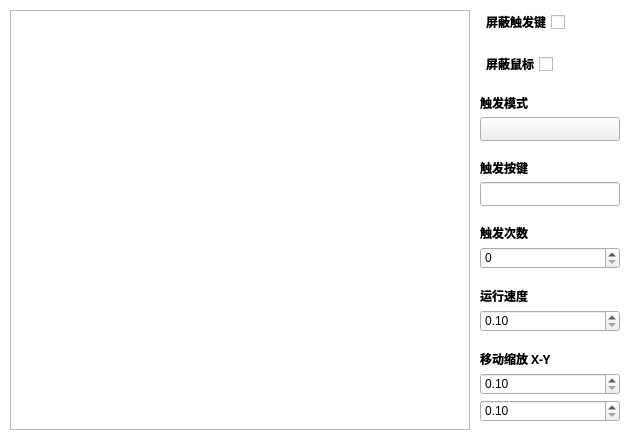
ChiyukiGana/Quickinput, file source/ui/TriggerUi.ui: the form before one commit.
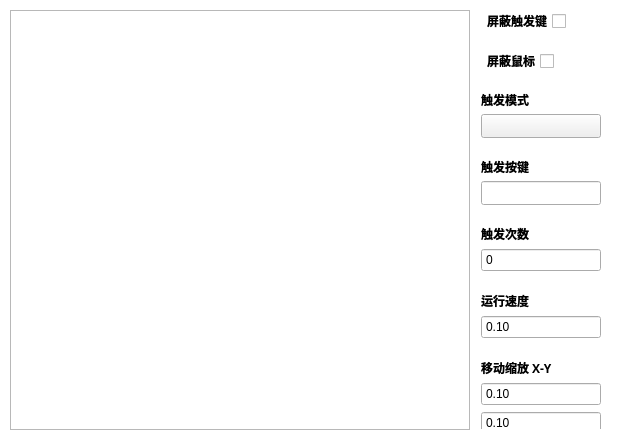
The form after the commit. Icons and pictures are not drawn. Custom widgets are drawn as their Qt base class.

The edit to the form file:
```diff
--- a/source/ui/TriggerUi.ui
+++ b/source/ui/TriggerUi.ui
@@ -76,9 +76,6 @@
         <property name="spacing">
          <number>10</number>
         </property>
-        <property name="rightMargin">
-         <number>0</number>
-        </property>
         <item>
          <widget class="QMacroTable" name="macroGroup_table">
           <property name="sizePolicy">
@@ -130,10 +127,34 @@
          </widget>
         </item>
         <item>
-         <widget class="QWidget" name="param_widget" native="true">
+         <widget class="QScrollArea" name="scrollArea">
+          <property name="styleSheet">
+           <string notr="true">#scrollArea{background-color:rgba(0,0,0,0)}</string>
+          </property>
+          <property name="verticalScrollBarPolicy">
+           <enum>Qt::ScrollBarAlwaysOff</enum>
+          </property>
+          <property name="horizontalScrollBarPolicy">
+           <enum>Qt::ScrollBarAlwaysOff</enum>
+          </property>
+          <property name="widgetResizable">
+           <bool>true</bool>
+          </property>
+          <widget class="QWidget" name="scrollAreaContents">
+           <property name="geometry">
+            <rect>
+             <x>0</x>
+             <y>0</y>
+             <width>146</width>
+             <height>544</height>
+            </rect>
+           </property>
+           <property name="styleSheet">
+            <string notr="true">#scrollAreaContents{background-color:rgba(0,0,0,0)}</string>
+           </property>
           <layout class="QVBoxLayout" name="verticalLayout_2">
            <property name="spacing">
-            <number>18</number>
+             <number>20</number>
            </property>
            <property name="leftMargin">
             <number>0</number>
@@ -160,6 +181,12 @@
                  <verstretch>0</verstretch>
                 </sizepolicy>
                </property>
+                <property name="minimumSize">
+                 <size>
+                  <width>0</width>
+                  <height>20</height>
+                 </size>
+                </property>
                <property name="font">
                 <font>
                  <family>Microsoft YaHei</family>
@@ -173,9 +200,6 @@
                <property name="layoutDirection">
                 <enum>Qt::RightToLeft</enum>
                </property>
-               <property name="styleSheet">
-                <string notr="true"/>
-               </property>
                <property name="text">
                 <string>屏蔽触发键</string>
                </property>
@@ -221,6 +245,12 @@
                  <verstretch>0</verstretch>
                 </sizepolicy>
                </property>
+                <property name="minimumSize">
+                 <size>
+                  <width>0</width>
+                  <height>20</height>
+                 </size>
+                </property>
                <property name="font">
                 <font>
                  <family>Microsoft YaHei</family>
@@ -234,9 +264,6 @@
                <property name="layoutDirection">
                 <enum>Qt::RightToLeft</enum>
                </property>
-               <property name="styleSheet">
-                <string notr="true"/>
-               </property>
                <property name="text">
                 <string>屏蔽鼠标</string>
                </property>
@@ -296,31 +323,18 @@
              </item>
              <item>
               <widget class="QComboBox" name="mode_combo">
-               <property name="sizePolicy">
-                <sizepolicy hsizetype="Fixed" vsizetype="Fixed">
-                 <horstretch>0</horstretch>
-                 <verstretch>0</verstretch>
-                </sizepolicy>
-               </property>
                <property name="minimumSize">
                 <size>
-                 <width>140</width>
+                  <width>120</width>
                  <height>24</height>
                 </size>
                </property>
                <property name="maximumSize">
                 <size>
-                 <width>140</width>
+                  <width>120</width>
                  <height>24</height>
                 </size>
                </property>
-               <property name="font">
-                <font>
-                 <family>Microsoft YaHei</family>
-                 <weight>75</weight>
-                 <bold>true</bold>
-                </font>
-               </property>
                <property name="focusPolicy">
                 <enum>Qt::ClickFocus</enum>
                </property>
@@ -361,21 +375,15 @@
              </item>
              <item>
               <widget class="QKeyEdit" name="key_keyedit">
-               <property name="sizePolicy">
-                <sizepolicy hsizetype="Fixed" vsizetype="Fixed">
-                 <horstretch>0</horstretch>
-                 <verstretch>0</verstretch>
-                </sizepolicy>
-               </property>
                <property name="minimumSize">
                 <size>
-                 <width>140</width>
+                  <width>120</width>
                  <height>24</height>
                 </size>
                </property>
                <property name="maximumSize">
                 <size>
-                 <width>140</width>
+                  <width>120</width>
                  <height>24</height>
                 </size>
                </property>
@@ -410,12 +418,24 @@
              </item>
              <item>
               <widget class="QSpinBox" name="count_edit">
+                <property name="minimumSize">
+                 <size>
+                  <width>120</width>
+                  <height>24</height>
+                 </size>
+                </property>
                <property name="maximumSize">
                 <size>
-                 <width>140</width>
+                  <width>120</width>
                  <height>24</height>
                 </size>
                </property>
+                <property name="focusPolicy">
+                 <enum>Qt::ClickFocus</enum>
+                </property>
+                <property name="buttonSymbols">
+                 <enum>QAbstractSpinBox::NoButtons</enum>
+                </property>
                <property name="maximum">
                 <number>9999</number>
                </property>
@@ -450,12 +470,24 @@
              </item>
              <item>
               <widget class="QDoubleSpinBox" name="speed_edit">
+                <property name="minimumSize">
+                 <size>
+                  <width>120</width>
+                  <height>24</height>
+                 </size>
+                </property>
                <property name="maximumSize">
                 <size>
-                 <width>140</width>
+                  <width>120</width>
                  <height>24</height>
                 </size>
                </property>
+                <property name="focusPolicy">
+                 <enum>Qt::ClickFocus</enum>
+                </property>
+                <property name="buttonSymbols">
+                 <enum>QAbstractSpinBox::NoButtons</enum>
+                </property>
                <property name="minimum">
                 <double>0.100000000000000</double>
                </property>
@@ -493,12 +525,24 @@
              </item>
              <item>
               <widget class="QDoubleSpinBox" name="moveScale_x_edit">
+                <property name="minimumSize">
+                 <size>
+                  <width>120</width>
+                  <height>24</height>
+                 </size>
+                </property>
                <property name="maximumSize">
                 <size>
-                 <width>140</width>
+                  <width>120</width>
                  <height>24</height>
                 </size>
                </property>
+                <property name="focusPolicy">
+                 <enum>Qt::ClickFocus</enum>
+                </property>
+                <property name="buttonSymbols">
+                 <enum>QAbstractSpinBox::NoButtons</enum>
+                </property>
                <property name="minimum">
                 <double>0.100000000000000</double>
                </property>
@@ -509,12 +553,24 @@
              </item>
              <item>
               <widget class="QDoubleSpinBox" name="moveScale_y_edit">
+                <property name="minimumSize">
+                 <size>
+                  <width>120</width>
+                  <height>24</height>
+                 </size>
+                </property>
                <property name="maximumSize">
                 <size>
-                 <width>140</width>
+                  <width>120</width>
                  <height>24</height>
                 </size>
                </property>
+                <property name="focusPolicy">
+                 <enum>Qt::ClickFocus</enum>
+                </property>
+                <property name="buttonSymbols">
+                 <enum>QAbstractSpinBox::NoButtons</enum>
+                </property>
                <property name="minimum">
                 <double>0.100000000000000</double>
                </property>
@@ -526,19 +582,109 @@
             </layout>
            </item>
            <item>
-            <spacer name="widget_spacer">
+             <layout class="QVBoxLayout" name="posScale_box">
+              <property name="spacing">
+               <number>5</number>
+              </property>
+              <item>
+               <widget class="QLabel" name="posScale_label">
+                <property name="sizePolicy">
+                 <sizepolicy hsizetype="Preferred" vsizetype="Preferred">
+                  <horstretch>0</horstretch>
+                  <verstretch>0</verstretch>
+                 </sizepolicy>
+                </property>
+                <property name="font">
+                 <font>
+                  <family>Microsoft YaHei</family>
+                  <weight>75</weight>
+                  <bold>true</bold>
+                 </font>
+                </property>
+                <property name="text">
+                 <string>位置偏移 X-Y</string>
+                </property>
+               </widget>
+              </item>
+              <item>
+               <widget class="QDoubleSpinBox" name="posScale_x_edit">
+                <property name="minimumSize">
+                 <size>
+                  <width>120</width>
+                  <height>24</height>
+                 </size>
+                </property>
+                <property name="maximumSize">
+                 <size>
+                  <width>120</width>
+                  <height>24</height>
+                 </size>
+                </property>
+                <property name="focusPolicy">
+                 <enum>Qt::ClickFocus</enum>
+                </property>
+                <property name="buttonSymbols">
+                 <enum>QAbstractSpinBox::NoButtons</enum>
+                </property>
+                <property name="minimum">
+                 <double>-1.000000000000000</double>
+                </property>
+                <property name="maximum">
+                 <double>1.000000000000000</double>
+                </property>
+                <property name="singleStep">
+                 <double>0.100000000000000</double>
+                </property>
+               </widget>
+              </item>
+              <item>
+               <widget class="QDoubleSpinBox" name="posScale_y_edit">
+                <property name="minimumSize">
+                 <size>
+                  <width>120</width>
+                  <height>24</height>
+                 </size>
+                </property>
+                <property name="maximumSize">
+                 <size>
+                  <width>120</width>
+                  <height>24</height>
+                 </size>
+                </property>
+                <property name="focusPolicy">
+                 <enum>Qt::ClickFocus</enum>
+                </property>
+                <property name="buttonSymbols">
+                 <enum>QAbstractSpinBox::NoButtons</enum>
+                </property>
+                <property name="minimum">
+                 <double>-1.000000000000000</double>
+                </property>
+                <property name="maximum">
+                 <double>1.000000000000000</double>
+                </property>
+                <property name="singleStep">
+                 <double>0.100000000000000</double>
+                </property>
+               </widget>
+              </item>
+             </layout>
+            </item>
+            <item>
+             <spacer name="stack_page_1_spacer">
              <property name="orientation">
               <enum>Qt::Vertical</enum>
              </property>
              <property name="sizeHint" stdset="0">
               <size>
-               <width>0</width>
-               <height>0</height>
+                <width>20</width>
+                <height>53</height>
               </size>
              </property>
             </spacer>
            </item>
           </layout>
+          </widget>
          </widget>
         </item>
        </layout>
```
Left out of the diff: 12 changed lines with no effect on the pictures. Lines whose indentation alone changed are shown as unchanged.
